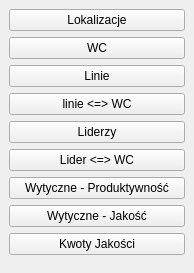
kolomir/place_v2, file Forms/ustawieniaMenu.ui: the form before one commit.
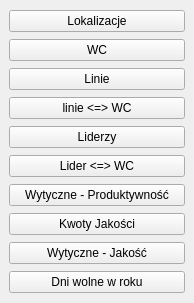
The form after the commit.

```diff
--- a/Forms/ustawieniaMenu.ui
+++ b/Forms/ustawieniaMenu.ui
@@ -7,7 +7,7 @@
     <x>0</x>
     <y>0</y>
     <width>194</width>
-    <height>273</height>
+    <height>303</height>
    </rect>
   </property>
   <property name="windowTitle">
@@ -81,13 +81,6 @@
         </property>
        </widget>
       </item>
-      <item>
-       <widget class="QPushButton" name="btn_progiJak">
-        <property name="text">
-         <string>Wytyczne - Jakość</string>
-        </property>
-       </widget>
-      </item>
       <item>
        <widget class="QPushButton" name="btn_kwoty">
         <property name="text">
@@ -95,6 +88,20 @@
         </property>
        </widget>
       </item>
+      <item>
+       <widget class="QPushButton" name="btn_progiJak">
+        <property name="text">
+         <string>Wytyczne - Jakość</string>
+        </property>
+       </widget>
+      </item>
+      <item>
+       <widget class="QPushButton" name="btn_dniPracujace">
+        <property name="text">
+         <string>Dni wolne w roku</string>
+        </property>
+       </widget>
+      </item>
      </layout>
     </widget>
    </item>
```
